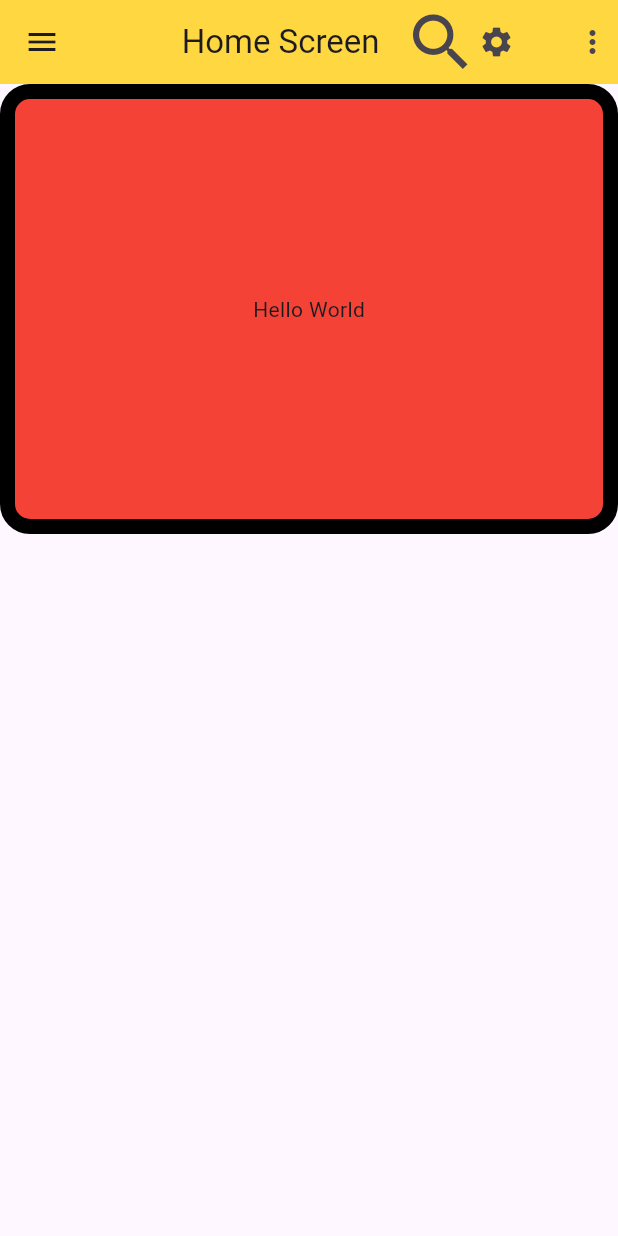
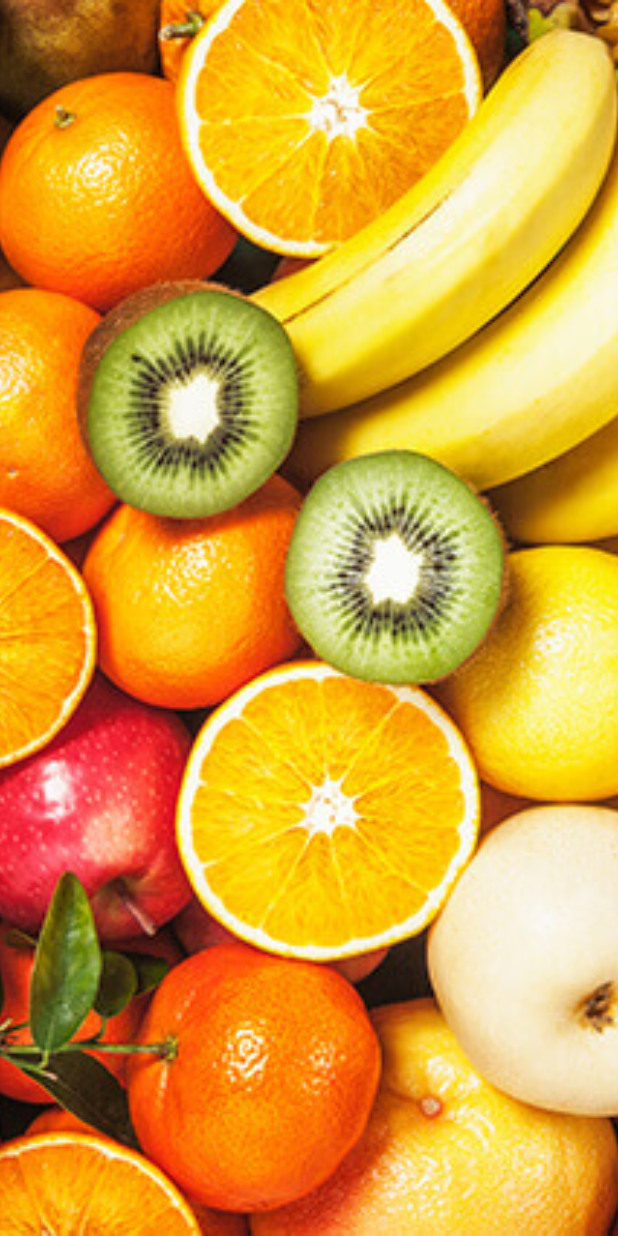
Before and after one commit to Adsoftwares1/batch-3-flutter, a Flutter app: the screen it shows after launch, on a phone screen of 412 x 824 dp. Run offline on Flutter 3.47's test engine with Material 3 defaults, Android fonts, the phone set to English and light mode, and no system bars.

Commit message:
asset image and network image

```diff
--- a/lib/main.dart
+++ b/lib/main.dart
@@ -1,5 +1,6 @@
 
 import 'package:first_app_batch_3/screens/home_screen.dart';
+import 'package:first_app_batch_3/screens/network_asset_image.dart';
 import 'package:flutter/material.dart';
 
 void main() {
@@ -19,7 +20,7 @@ class MyApp extends StatelessWidget {
         colorScheme: ColorScheme.fromSeed(seedColor: Colors.deepPurple),
         useMaterial3: true,
       ),
-      home: HomeScreen(),
+      home: NetworkAssetImage(),
     );
   }
 }
--- /dev/null
+++ b/lib/screens/network_asset_image.dart
@@ -0,0 +1,32 @@
+import 'package:flutter/material.dart';
+
+class NetworkAssetImage extends StatefulWidget {
+  const NetworkAssetImage({super.key});
+
+  @override
+  State<NetworkAssetImage> createState() => _NetworkAssetImageState();
+}
+
+class _NetworkAssetImageState extends State<NetworkAssetImage> {
+  @override
+  Widget build(BuildContext context) {
+    return Scaffold(
+      body: Center(
+          child: Container(
+        color: Colors.blue,
+        height: 2000,
+        width: 1000,
+        child: Image.asset("assets/fruit.jpg", height: 1000, width: 200, fit: BoxFit.cover,),
+
+        // Image.network(
+        //   "https://encrypted-tbn0.gstatic.com/images?q=tbn:ANd9GcQMkBbQ_DxYAZu4rfOP4BgYo9NPektkMPob7Q&s",
+        //   height: 1000,
+        //   width: 200,
+        //   fit: BoxFit.cover,
+        //   color: Colors.red,
+        // ),
+      ),
+      ),
+    );
+  }
+}
--- a/pubspec.yaml
+++ b/pubspec.yaml
@@ -59,7 +59,8 @@ flutter:
   uses-material-design: true
 
   # To add assets to your application, add an assets section, like this:
-  # assets:
+  assets:
+    - assets/
   #   - images/a_dot_burr.jpeg
   #   - images/a_dot_ham.jpeg
 
```
Also changed, not shown: assets/fruit.jpg (added).
